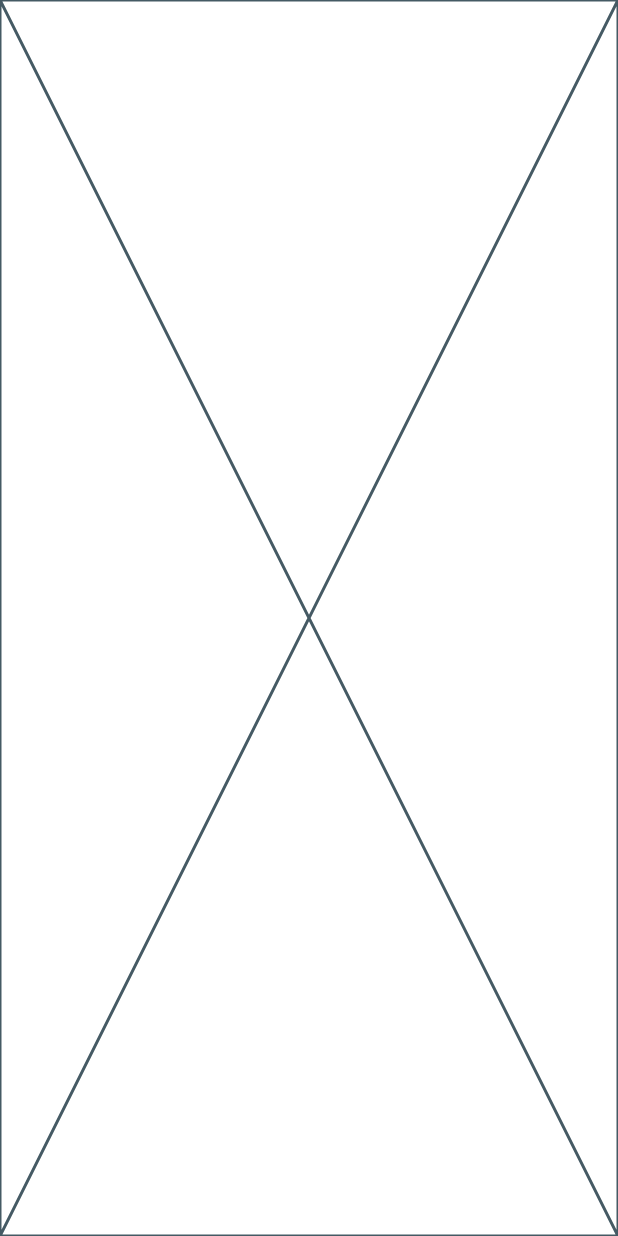
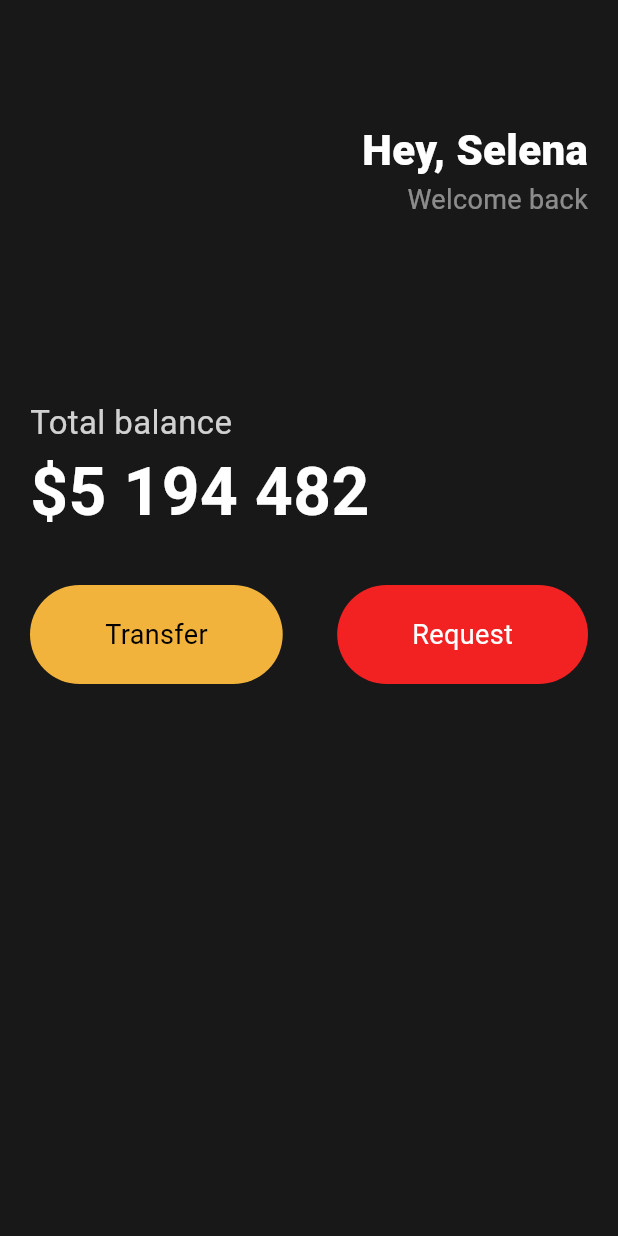
Before and after one commit to chaenchaen99/Flutter_Webtoon_App, a Flutter app: the screen it shows after launch, on a phone screen of 412 x 824 dp. Run offline on Flutter 3.47's test engine with Material 3 defaults, Android fonts, the phone set to English and light mode, and no system bars.

Commit message:
reuseable wiget 생성

```diff
--- a/flutter_biginner/lib/main.dart
+++ b/flutter_biginner/lib/main.dart
@@ -1,13 +1,89 @@
 import 'package:flutter/material.dart';
+import 'package:flutter_biginner/widgets/button.dart';
 
 void main() {
   runApp(const MyApp());
 }
+
 class MyApp extends StatelessWidget {
   const MyApp({super.key});
 
   @override
   Widget build(BuildContext context) {
-    return const Placeholder();
+    return MaterialApp(
+      home: Scaffold(
+        backgroundColor: const Color(0xFF181818),
+        body: Padding(
+          padding: const EdgeInsets.symmetric(horizontal: 20),
+          child: Column(
+            crossAxisAlignment: CrossAxisAlignment.start,
+            children: [
+              const SizedBox(
+                height: 80,
+              ),
+              Row(
+                mainAxisAlignment: MainAxisAlignment.end,
+                children: [
+                  Column(
+                    crossAxisAlignment: CrossAxisAlignment.end,
+                    children: [
+                      const Text(
+                        'Hey, Selena',
+                        style: TextStyle(
+                          color: Colors.white,
+                          fontWeight: FontWeight.w800,
+                          fontSize: 28,
+                        ),
+                      ),
+                      Text(
+                        'Welcome back',
+                        style: TextStyle(
+                          fontSize: 18,
+                          color: Colors.white.withOpacity(0.5),
+                        ),
+                      ),
+                    ],
+                  ),
+                ],
+              ),
+              const SizedBox(
+                height: 120,
+              ),
+              Text(
+                'Total balance',
+                style: TextStyle(
+                    fontSize: 22, color: Colors.white.withOpacity(0.8)),
+              ),
+              const Text(
+                '\$5 194 482',
+                style: TextStyle(
+                  fontSize: 44,
+                  fontWeight: FontWeight.w600,
+                  color: Colors.white,
+                ),
+              ),
+              const SizedBox(
+                height: 30,
+              ),
+              Row(
+                mainAxisAlignment: MainAxisAlignment.spaceBetween,
+                children: [
+                  Button(
+                    text: 'Transfer',
+                    bgColor: const Color(0xFFF1B33B),
+                    textColor: Colors.black,
+                  ),
+                  Button(
+                    text: 'Request',
+                    bgColor: const Color(0xFF1FF2123),
+                    textColor: Colors.white,
+                  )
+                ],
+              )
+            ],
+          ),
+        ),
+      ),
+    );
   }
 }
--- /dev/null
+++ b/flutter_biginner/lib/widgets/button.dart
@@ -0,0 +1,37 @@
+import 'package:flutter/cupertino.dart';
+
+class Button extends StatelessWidget {
+  final String text;
+  final Color bgColor;
+  final Color textColor;
+
+  Button({
+    super.key,
+    required this.text,
+    required this.bgColor,
+    required this.textColor,
+  });
+
+  @override
+  Widget build(BuildContext context) {
+    return Container(
+      decoration: BoxDecoration(
+        color: bgColor,
+        borderRadius: BorderRadius.circular(45),
+      ),
+      child: Padding(
+        padding: const EdgeInsets.symmetric(
+          vertical: 20.0,
+          horizontal: 50,
+        ),
+        child: Text(
+          text,
+          style: TextStyle(
+            color: textColor,
+            fontSize: 18,
+          ),
+        ),
+      ),
+    );
+  }
+}
```
Also changed, not shown: 2 other files.
